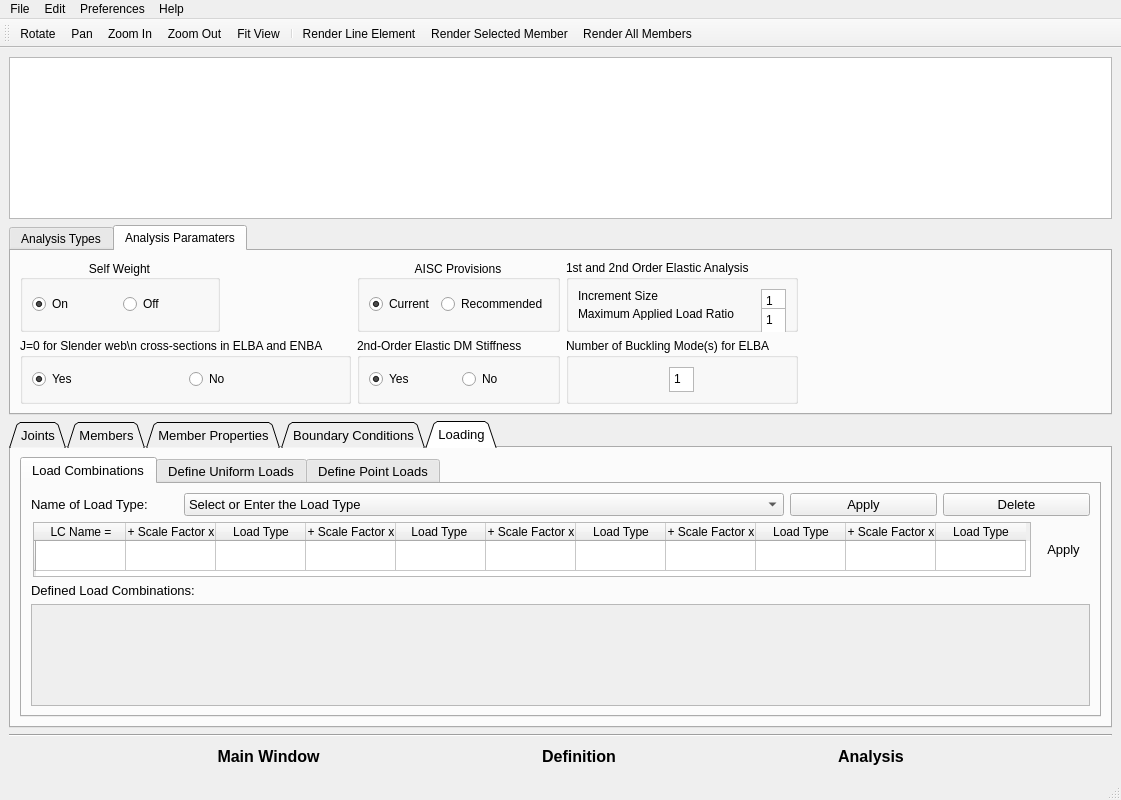
The window that GUI dev/Try1_Oguzhan/Sabre2 GUI/SABRE2-V3.ui (oguzhantogay/SABRE2_V2_local) describes before a commit, drawn with Qt 5.
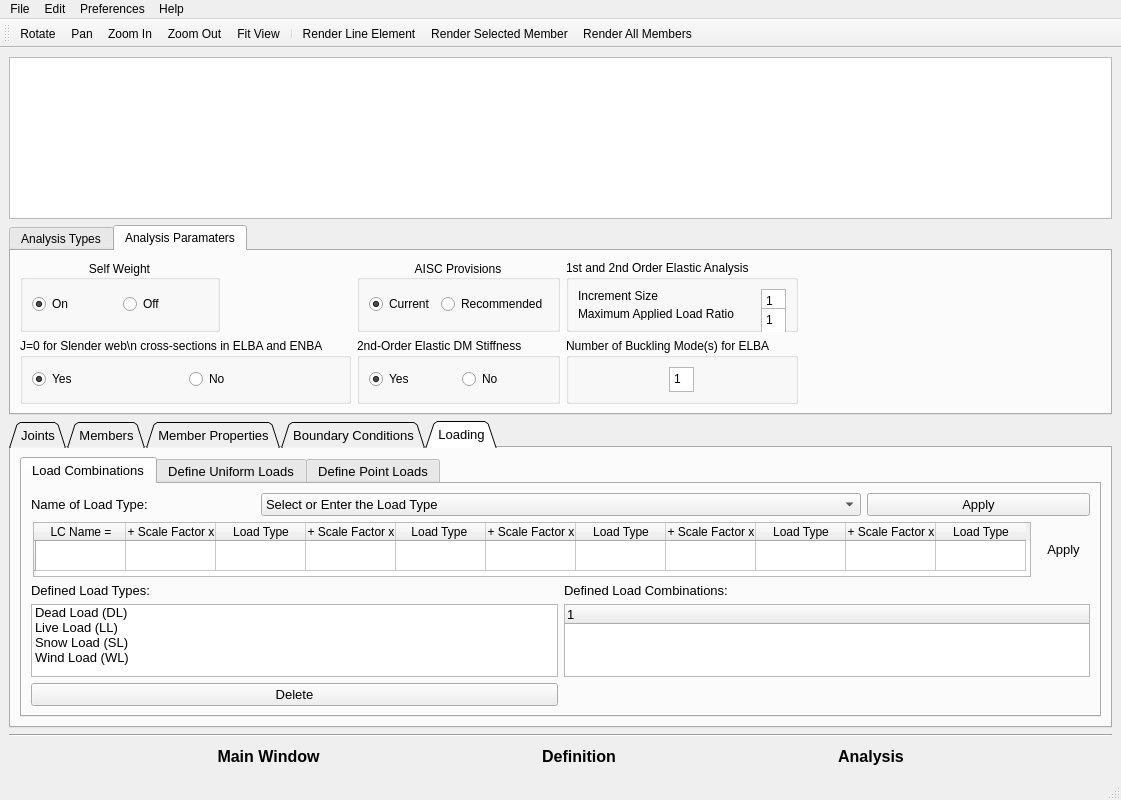
The same window after the commit. Icons and pictures are not drawn.

Commit message: changes on the loading tab

Patch:
```diff
--- a/GUI dev/Try1_Oguzhan/Sabre2 GUI/SABRE2-V3.ui
+++ b/GUI dev/Try1_Oguzhan/Sabre2 GUI/SABRE2-V3.ui
@@ -2445,13 +2445,6 @@
                 </property>
                </widget>
               </item>
-              <item row="0" column="4">
-               <widget class="QPushButton" name="loadTypeDelete">
-                <property name="text">
-                 <string>Delete</string>
-                </property>
-               </widget>
-              </item>
              </layout>
             </item>
             <item>
@@ -2554,28 +2547,62 @@
              </layout>
             </item>
             <item>
+             <layout class="QGridLayout" name="gridLayout_7">
+              <item row="0" column="1">
              <widget class="QLabel" name="LoadCobinationNamesLabel">
               <property name="text">
                <string>Defined Load Combinations:</string>
               </property>
              </widget>
             </item>
+              <item row="0" column="0">
+               <widget class="QLabel" name="label">
+                <property name="text">
+                 <string>Defined Load Types:</string>
+                </property>
+               </widget>
+              </item>
+              <item row="2" column="0">
+               <widget class="QPushButton" name="loadTypeDelete">
+                <property name="text">
+                 <string>Delete</string>
+                </property>
+               </widget>
+              </item>
+              <item row="1" column="0">
+               <widget class="QListWidget" name="listWidget">
             <item>
-             <widget class="QScrollArea" name="LoadCombinationNames">
-              <property name="widgetResizable">
-               <bool>true</bool>
-              </property>
-              <widget class="QWidget" name="LCnamesContext">
-               <property name="geometry">
-                <rect>
-                 <x>0</x>
-                 <y>0</y>
-                 <width>1053</width>
-                 <height>75</height>
-                </rect>
-               </property>
-              </widget>
-             </widget>
+                 <property name="text">
+                  <string>Dead Load (DL)</string>
+                 </property>
+                </item>
+                <item>
+                 <property name="text">
+                  <string>Live Load (LL)</string>
+                 </property>
+                </item>
+                <item>
+                 <property name="text">
+                  <string>Snow Load (SL)</string>
+                 </property>
+                </item>
+                <item>
+                 <property name="text">
+                  <string>Wind Load (WL)</string>
+                 </property>
+                </item>
+               </widget>
+              </item>
+              <item row="1" column="1">
+               <widget class="QTreeWidget" name="treeWidget">
+                <column>
+                 <property name="text">
+                  <string notr="true">1</string>
+                 </property>
+                </column>
+               </widget>
+              </item>
+             </layout>
             </item>
            </layout>
           </widget>
```
Left out of the diff: 2 changed lines with no effect on the pictures. Lines whose indentation alone changed are shown as unchanged. The commit also changes 5 other files.
